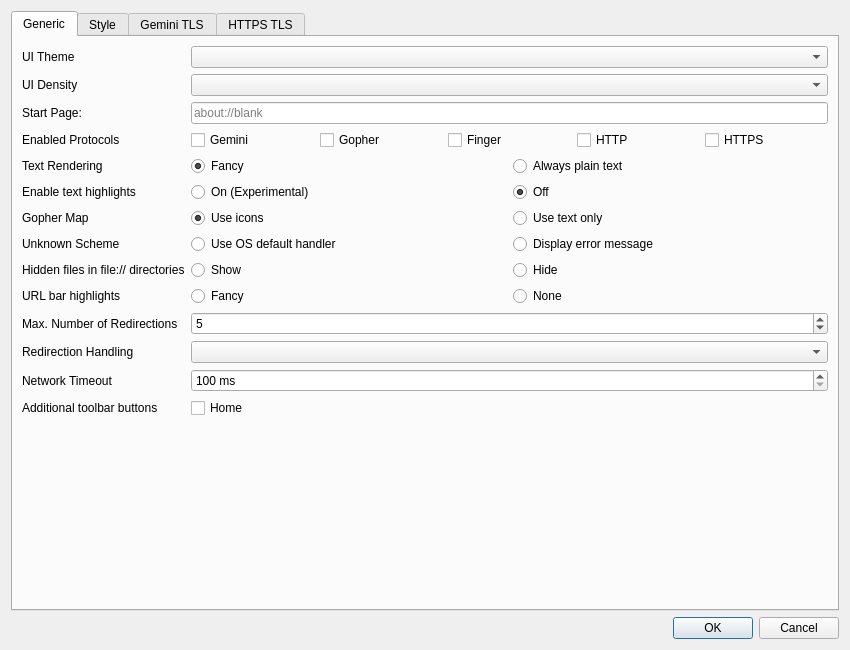
ikskuh/kristall, file src/dialogs/settingsdialog.ui: the form before one commit.
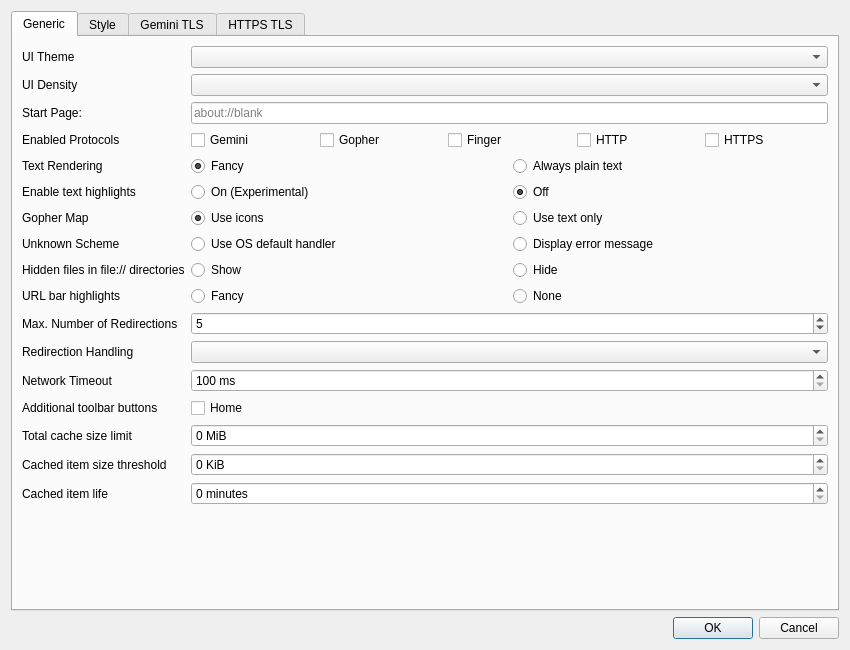
The form after the commit. Icons and pictures are not drawn. Custom widgets are drawn as their Qt base class.

Commit message:
cache: item expiry and max item size
currently no total limit yet

The edit to the form file:
```diff
--- a/src/dialogs/settingsdialog.ui
+++ b/src/dialogs/settingsdialog.ui
@@ -371,6 +371,79 @@
          </property>
         </widget>
        </item>
+
+       <item row="14" column="0">
+        <widget class="QLabel" name="label_30">
+         <property name="text">
+          <string>Total cache size limit</string>
+         </property>
+         <property name="toolTip">
+          <string>The total amount of memory that can be occupied by cached items. Set to zero to disable in-memory caching.</string>
+         </property>
+        </widget>
+       </item>
+       <item row="14" column="1">
+        <widget class="QSpinBox" name="cache_limit">
+         <property name="suffix">
+          <string> MiB</string>
+         </property>
+         <property name="minimum">
+          <number>0</number>
+         </property>
+         <property name="maximum">
+          <number>4000</number>
+         </property>
+        </widget>
+       </item>
+
+       <item row="15" column="0">
+        <widget class="QLabel" name="label_31">
+         <property name="text">
+          <string>Cached item size threshold</string>
+         </property>
+         <property name="toolTip">
+          <string>Items which are below this threshold are cached in memory. Any above are simply discarded.</string>
+         </property>
+        </widget>
+       </item>
+       <item row="15" column="1">
+        <widget class="QSpinBox" name="cache_threshold">
+         <property name="suffix">
+          <string> KiB</string>
+         </property>
+         <property name="minimum">
+          <number>0</number>
+         </property>
+         <property name="maximum">
+          <number>102400</number>
+         </property>
+        </widget>
+       </item>
+
+       <item row="16" column="0">
+        <widget class="QLabel" name="label_31">
+         <property name="text">
+          <string>Cached item life</string>
+         </property>
+         <property name="toolTip">
+          <string>How long cached items last before they are expired and require a reload.</string>
+         </property>
+        </widget>
+       </item>
+       <item row="16" column="1">
+        <widget class="QSpinBox" name="cache_life">
+         <property name="suffix">
+          <string> minutes</string>
+         </property>
+         <property name="minimum">
+          <number>0</number>
+         </property>
+         <property name="maximum">
+          <number>8760</number>
+         </property>
+        </widget>
+       </item>
+
       </layout>
      </widget>
      <widget class="QWidget" name="style_tab">
```
The commit also changes 7 other files.
